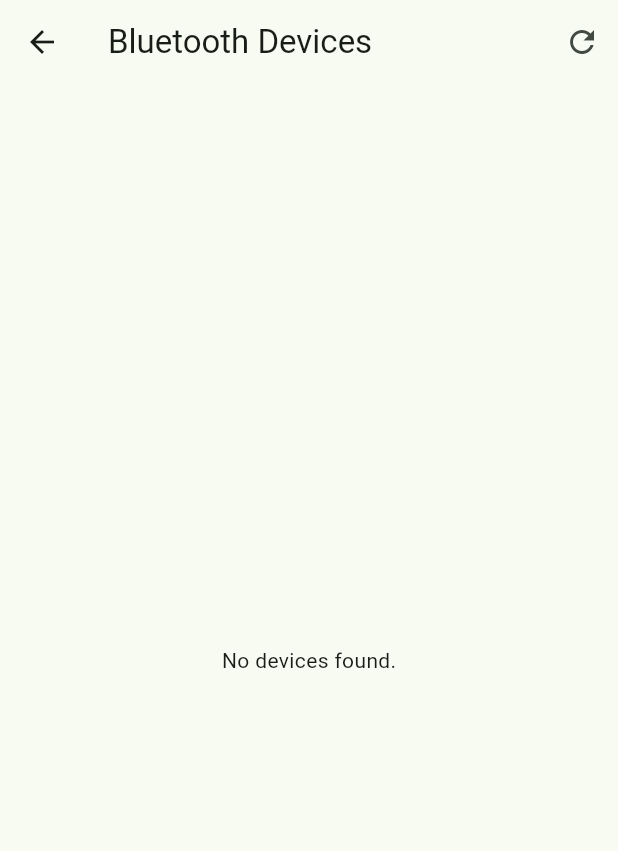
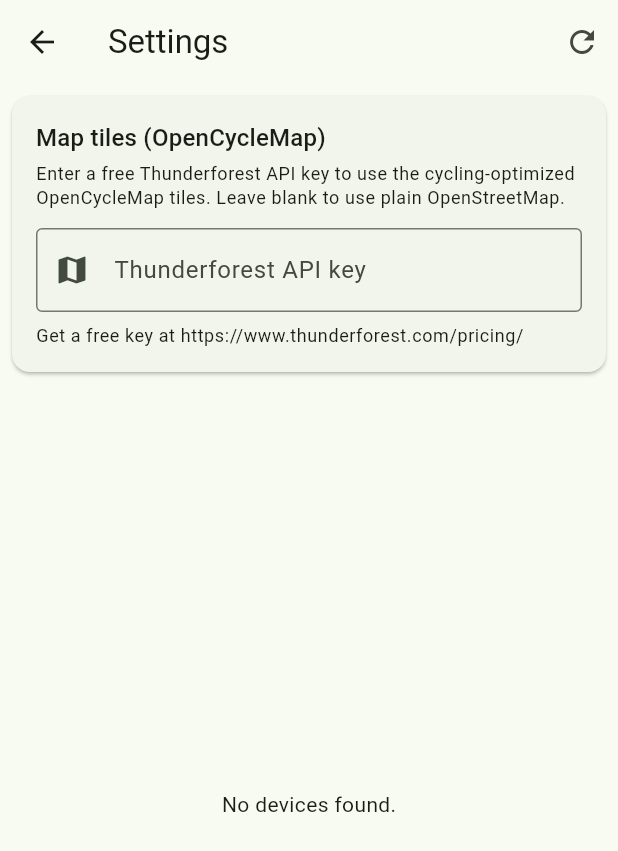
Before and after one commit to gsoros/wattson, a Flutter app: the screen it shows after launch, after a tap on the "settings" icon, on a phone screen of 412 x 824 dp. Shown: the top 851 px of the screen. Run offline on Flutter 3.47's test engine with Material 3 defaults, Android fonts, the phone set to English and light mode, and no system bars; our stand-ins replace drift, flutter_blue_plus, flutter_map, flutter_riverpod, geolocator, latlong2 and 3 more; missing offline and left inert: flutter_foreground_task; accounts and stored records are empty; generated files the repository leaves out were written again.

Commit message:
feat(ui): add Thunderforest API key setting

```diff
--- a/lib/config/map_config.dart
+++ b/lib/config/map_config.dart
@@ -1,8 +1,12 @@
+import 'package:shared_preferences/shared_preferences.dart';
+
 /// Tile sources for the ride Map tab.
 ///
 /// Primary source is OpenCycleMap (a Thunderforest style built on OpenStreetMap
 /// data), which is the most cycling-appropriate style. It requires a free API
-/// key — sign up at https://www.thunderforest.com/pricing/ and paste it below.
+/// key — sign up at https://www.thunderforest.com/pricing/ and enter it in
+/// Settings. The key is persisted via [SharedPreferences] and loaded at startup
+/// by [MapConfig.load].
 ///
 /// If no key is set, we fall back to the standard OpenStreetMap tile server,
 /// which needs no key but has a stricter usage policy (keep to interactive,
@@ -10,15 +14,36 @@
 class MapConfig {
   MapConfig._();
 
-  /// Thunderforest API key for OpenCycleMap tiles.
+  /// [SharedPreferences] key under which the Thunderforest API key is stored.
+  static const String _prefsKey = 'thunderforest_api_key';
+
+  /// The Thunderforest API key for OpenCycleMap tiles, loaded at runtime.
   ///
-  /// Leave empty to use the plain OSM fallback. Get a free key at
+  /// Empty means "use the plain OSM fallback". Get a free key at
   /// https://www.thunderforest.com/pricing/.
-  static const String thunderforestApiKey = '';
+  static String thunderforestApiKey = '';
+
+  /// Loads the persisted API key. Call once at startup (e.g. in [main]).
+  static Future<void> load() async {
+    final prefs = await SharedPreferences.getInstance();
+    thunderforestApiKey = prefs.getString(_prefsKey) ?? '';
+  }
+
+  /// Persists [key] and updates the in-memory value.
+  static Future<void> setApiKey(String key) async {
+    final trimmed = key.trim();
+    thunderforestApiKey = trimmed;
+    final prefs = await SharedPreferences.getInstance();
+    if (trimmed.isEmpty) {
+      await prefs.remove(_prefsKey);
+    } else {
+      await prefs.setString(_prefsKey, trimmed);
+    }
+  }
 
   /// OpenCycleMap (Thunderforest) raster tile template. `{z}/{x}/{y}` are
   /// substituted by flutter_map; the API key is appended as a query param.
-  static const String openCycleMapTemplate = 'https://tile.thunderforest.com/cycle/{z}/{x}/{y}.png?apikey=$thunderforestApiKey';
+  static String get openCycleMapTemplate => 'https://tile.thunderforest.com/cycle/{z}/{x}/{y}.png?apikey=$thunderforestApiKey';
 
   /// Standard OpenStreetMap tile template (no key required).
   static const String openStreetMapTemplate = 'https://tile.openstreetmap.org/{z}/{x}/{y}.png';
--- a/lib/main.dart
+++ b/lib/main.dart
@@ -2,12 +2,17 @@
 import 'package:flutter_foreground_task/flutter_foreground_task.dart';
 import 'package:flutter_riverpod/flutter_riverpod.dart';
 
+import 'config/map_config.dart';
 import 'providers/ble_provider.dart';
 import 'ui/ride_history_page.dart';
 import 'ui/main_page.dart';
 
 void main() {
   WidgetsFlutterBinding.ensureInitialized();
+
+  // Load the persisted Thunderforest API key for the Map tab before the UI
+  // renders, so the first map view uses the correct tile source.
+  MapConfig.load();
 
   // Initialize foreground service options (actual start/stop is driven by
   // RecordingService). Must happen before runApp.
--- a/lib/ui/settings_page.dart
+++ b/lib/ui/settings_page.dart
@@ -1,8 +1,11 @@
+import 'dart:async';
+
 import 'package:flutter/material.dart';
 import 'package:flutter_riverpod/flutter_riverpod.dart';
 
 import '../ble/ble_service.dart';
 import '../ble/ble_scan_result.dart';
+import '../config/map_config.dart';
 import '../providers/ble_provider.dart';
 
 /// Settings page showing BLE scan results with connect/disconnect controls.
@@ -15,18 +18,29 @@
 
 class _SettingsPageState extends ConsumerState<SettingsPage> {
   BleService? _service;
+  final _apiKeyController = TextEditingController();
+  Timer? _apiKeySaveTimer;
 
   @override
   void initState() {
     super.initState();
     _service = ref.read(bleServiceProvider);
     _service!.startScan();
+    _apiKeyController.text = MapConfig.thunderforestApiKey;
   }
 
   @override
   void dispose() {
+    _apiKeySaveTimer?.cancel();
+    _apiKeyController.dispose();
     _service?.stopScan();
     super.dispose();
+  }
+
+  /// Persists the Thunderforest API key a moment after the user stops typing.
+  void _onApiKeyChanged(String value) {
+    _apiKeySaveTimer?.cancel();
+    _apiKeySaveTimer = Timer(const Duration(seconds: 1), () => MapConfig.setApiKey(value));
   }
 
   @override
@@ -35,7 +49,7 @@
 
     return Scaffold(
       appBar: AppBar(
-        title: const Text('Bluetooth Devices'),
+        title: const Text('Settings'),
         actions: [
           IconButton(
             icon: const Icon(Icons.refresh),
@@ -48,7 +62,12 @@
           ),
         ],
       ),
-      body: scanResults.when(
+      body: Column(
+        children: [
+          // Thunderforest (OpenCycleMap) API key for the ride Map tab.
+          _ApiKeyCard(controller: _apiKeyController, onChanged: _onApiKeyChanged),
+          Expanded(
+            child: scanResults.when(
               data: (devices) {
                 if (devices.isEmpty) {
                   return const Center(child: Text('No devices found.'));
@@ -83,6 +102,9 @@
               },
               loading: () => const Center(child: CircularProgressIndicator()),
               error: (e, _) => Center(child: Text('Scan error: $e')),
+            ),
+          ),
+        ],
       ),
     );
   }
@@ -188,3 +210,47 @@
     return tile;
   }
 }
+
+/// Card with the Thunderforest API key field for the ride Map tab.
+class _ApiKeyCard extends StatelessWidget {
+  const _ApiKeyCard({required this.controller, required this.onChanged});
+
+  final TextEditingController controller;
+  final ValueChanged<String> onChanged;
+
+  @override
+  Widget build(BuildContext context) {
+    final theme = Theme.of(context);
+    return Card(
+      margin: const EdgeInsets.fromLTRB(8, 8, 8, 0),
+      child: Padding(
+        padding: const EdgeInsets.all(16),
+        child: Column(
+          crossAxisAlignment: CrossAxisAlignment.start,
+          children: [
+            Text('Map tiles (OpenCycleMap)', style: theme.textTheme.titleMedium),
+            const SizedBox(height: 4),
+            Text(
+              'Enter a free Thunderforest API key to use the cycling-optimized '
+              'OpenCycleMap tiles. Leave blank to use plain OpenStreetMap.',
+              style: theme.textTheme.bodySmall,
+            ),
+            const SizedBox(height: 12),
+            TextField(
+              controller: controller,
+              onChanged: onChanged,
+              decoration: const InputDecoration(
+                labelText: 'Thunderforest API key',
+                hintText: 'Paste your key here',
+                border: OutlineInputBorder(),
+                prefixIcon: Icon(Icons.map),
+              ),
+            ),
+            const SizedBox(height: 8),
+            Text('Get a free key at https://www.thunderforest.com/pricing/', style: theme.textTheme.bodySmall),
+          ],
+        ),
+      ),
+    );
+  }
+}
```
Also changed, not shown: 1 other file. Lines whose indentation alone changed are shown as unchanged.
